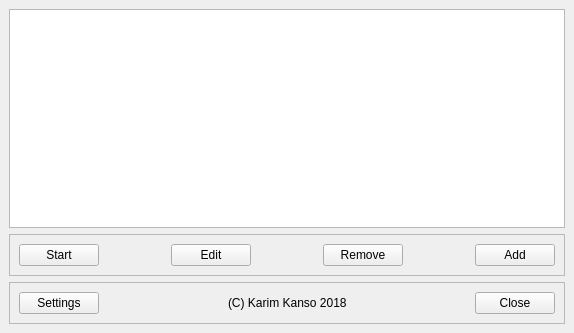
Above: memorise/ui/MainWindow.ui from kazkansouh/pyMemorise before the change. Below: the same form after it.
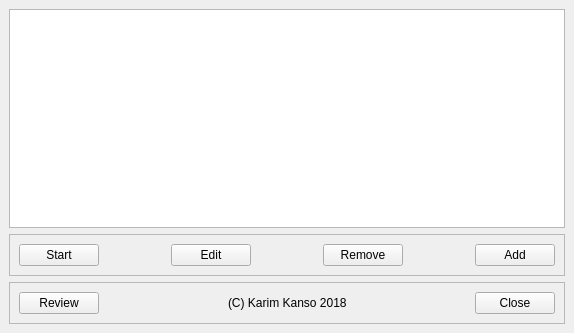
That is the form after the change.

Commit message: Implemented basic review dialog

Patch:
```diff
--- a/memorise/ui/MainWindow.ui
+++ b/memorise/ui/MainWindow.ui
@@ -119,7 +119,7 @@
        <item>
         <widget class="QPushButton" name="buttonSettings">
          <property name="text">
-          <string>Settings</string>
+          <string>Review</string>
          </property>
         </widget>
        </item>
```
Left out of the diff: 2 changed lines with no effect on the pictures. The commit also changes 4 other files.
